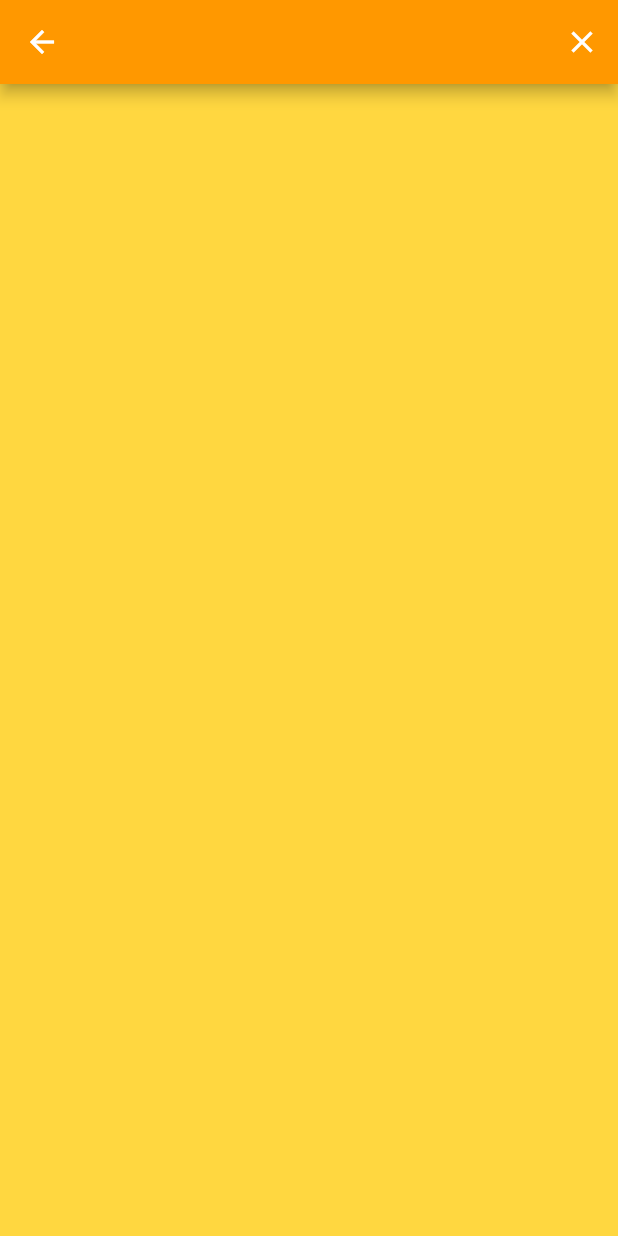
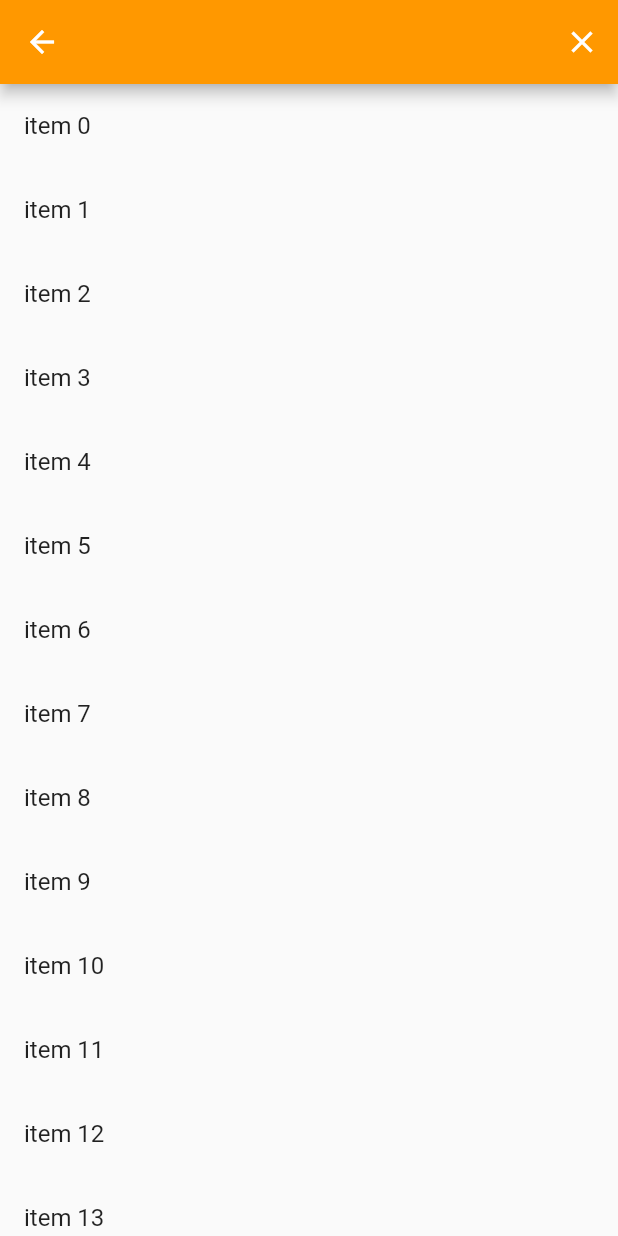
Before and after one commit to ruan65/flare_flutter_playground, a Flutter app: the BottomSlideScreen screen opened directly, on a phone screen of 412 x 824 dp. Run offline on Flutter 3.47's test engine with Material 2 defaults, Android fonts, the phone set to English and light mode, and no system bars; our stand-ins replace flare_flutter.

Commit message:
pop is fine

```diff
--- a/lib/screens/bottom_slide_scree.dart
+++ b/lib/screens/bottom_slide_scree.dart
@@ -1,19 +1,43 @@
 import 'package:flutter/material.dart';
 
-class BottomSlideScreen extends StatelessWidget {
+class BottomSlideScreen extends StatefulWidget {
+  @override
+  _BottomSlideScreenState createState() => _BottomSlideScreenState();
+}
+
+class _BottomSlideScreenState extends State<BottomSlideScreen> {
+  ScrollController _controller = ScrollController();
+  bool poped = false;
+
   @override
   Widget build(BuildContext context) {
+    _controller.addListener(() {
+      if (_controller.offset < -50 && !poped) {
+        poped = true;
+        Navigator.of(context).pop();
+      }
+    });
     return Scaffold(
       appBar: AppBar(
         backgroundColor: Colors.orange,
         actions: <Widget>[
-          IconButton(icon: Icon(Icons.close), onPressed: () {
-            Navigator.of(context).pop();
-          },)
+          IconButton(
+            icon: Icon(Icons.close),
+            onPressed: () {
+              Navigator.of(context).pop();
+            },
+          )
         ],
       ),
-      body: Container(
-        color: Colors.amberAccent,
+      body: SingleChildScrollView(
+        controller: _controller,
+        child: Column(
+          children: List<Widget>.generate(
+              30,
+              (i) => ListTile(
+                    title: Text('item $i'),
+                  )),
+        ),
       ),
     );
   }
```
